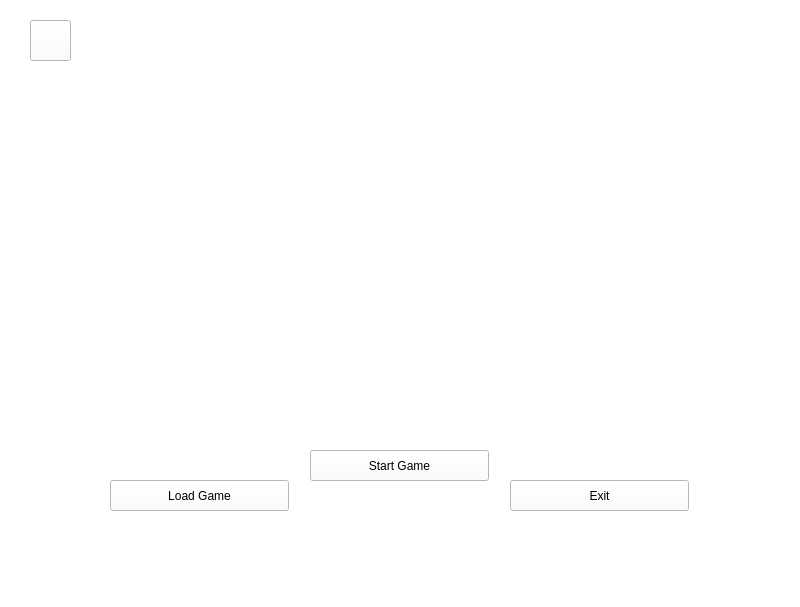
Before: the Qt Designer form mainwindow.ui in Matin0789/Condottiere-, drawn with Qt 5.
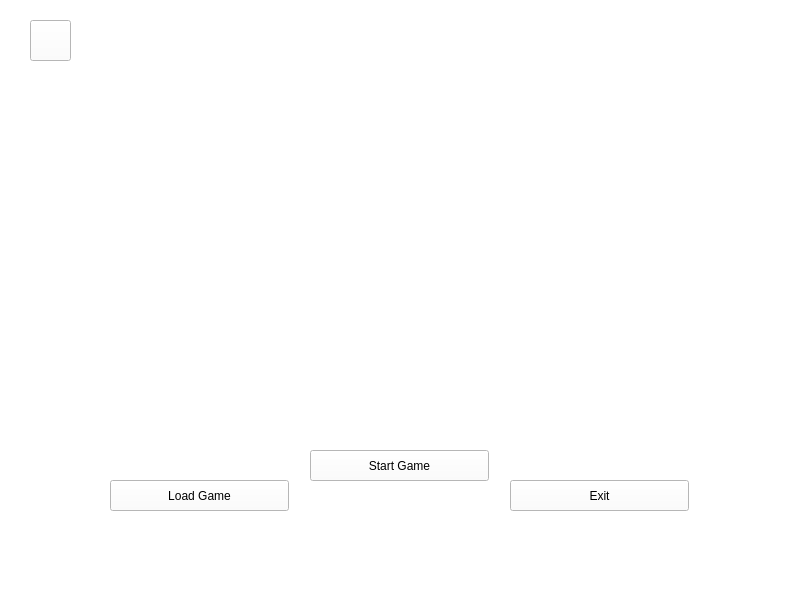
After: the same form once the commit is applied. Icons and pictures are not drawn.

Patch:
```diff
--- a/mainwindow.ui
+++ b/mainwindow.ui
@@ -7,7 +7,7 @@
     <x>0</x>
     <y>0</y>
     <width>800</width>
-    <height>607</height>
+    <height>600</height>
    </rect>
   </property>
   <property name="minimumSize">
```
Left out of the diff: 29 changed lines with no effect on the pictures.
